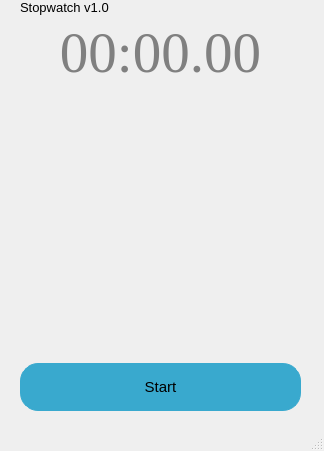
Old version of the form 36. Stopwatch/Stopwatch/mainwindow.ui in the repository isaev4lex/NetologyCPPhw.
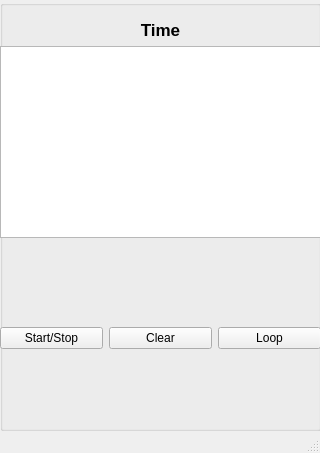
New version of the form.

Patch:
```diff
--- a/36. Stopwatch/Stopwatch/mainwindow.ui
+++ b/36. Stopwatch/Stopwatch/mainwindow.ui
@@ -6,20 +6,32 @@
    <rect>
     <x>0</x>
     <y>0</y>
-    <width>324</width>
-    <height>451</height>
+    <width>320</width>
+    <height>453</height>
    </rect>
   </property>
   <property name="windowTitle">
    <string>MainWindow</string>
   </property>
   <widget class="QWidget" name="centralwidget">
+   <widget class="QGroupBox" name="groupBox">
+    <property name="geometry">
+     <rect>
+      <x>0</x>
+      <y>0</y>
+      <width>321</width>
+      <height>431</height>
+     </rect>
+    </property>
+    <property name="title">
+     <string/>
+    </property>
    <widget class="QWidget" name="verticalLayoutWidget">
     <property name="geometry">
      <rect>
-      <x>20</x>
-      <y>0</y>
-      <width>281</width>
+       <x>0</x>
+       <y>20</y>
+       <width>321</width>
       <height>411</height>
      </rect>
     </property>
@@ -28,31 +40,12 @@
       <widget class="QLabel" name="label">
        <property name="font">
         <font>
-         <pointsize>10</pointsize>
+          <pointsize>13</pointsize>
+          <bold>true</bold>
         </font>
        </property>
        <property name="text">
-        <string>Stopwatch v1.0</string>
-       </property>
-       <property name="alignment">
-        <set>Qt::AlignmentFlag::AlignLeading|Qt::AlignmentFlag::AlignLeft|Qt::AlignmentFlag::AlignVCenter</set>
-       </property>
-      </widget>
-     </item>
-     <item>
-      <widget class="QLabel" name="leStopwatch">
-       <property name="font">
-        <font>
-         <family>Times New Roman</family>
-         <pointsize>43</pointsize>
-         <bold>false</bold>
-        </font>
-       </property>
-       <property name="styleSheet">
-        <string notr="true">color:grey</string>
-       </property>
-       <property name="text">
-        <string>00:00.00</string>
+         <string>Time</string>
        </property>
        <property name="alignment">
         <set>Qt::AlignmentFlag::AlignCenter</set>
@@ -60,27 +53,7 @@
       </widget>
      </item>
      <item>
-      <widget class="QScrollArea" name="lapArea">
-       <property name="frameShape">
-        <enum>QFrame::Shape::NoFrame</enum>
-       </property>
-       <property name="verticalScrollBarPolicy">
-        <enum>Qt::ScrollBarPolicy::ScrollBarAlwaysOff</enum>
-       </property>
-       <property name="widgetResizable">
-        <bool>true</bool>
-       </property>
-       <widget class="QWidget" name="scrollAreaWidgetContents">
-        <property name="geometry">
-         <rect>
-          <x>0</x>
-          <y>0</y>
-          <width>279</width>
-          <height>128</height>
-         </rect>
-        </property>
-       </widget>
-      </widget>
+       <widget class="QTextBrowser" name="lapsBrowser"/>
      </item>
      <item>
       <spacer name="verticalSpacer">
@@ -96,35 +69,45 @@
       </spacer>
      </item>
      <item>
+       <layout class="QHBoxLayout" name="horizontalLayout">
+        <item>
       <widget class="QPushButton" name="startStopButton">
-       <property name="styleSheet">
-        <string notr="true">#startStopButton {
-	border-radius: 18px;
-	border: 1px solid #39a9ce;
-	padding: 14px 1px;
-	color: black;
-	font-size: 15px;
-	background-color: #39a9ce;
-}
-
-#startStopButton:hover {
-	border: 1px solid #40c4ed;
-	color: black;
-	background-color: #40c4ed;
-}
-
-#startStopButton:pressed {
-	border: 1px solid #3dd1ff;
-	color: black;
-	background-color: #3dd1ff;
-}</string>
-       </property>
+          <property name="text">
+           <string>Start/Stop</string>
+          </property>
+         </widget>
+        </item>
+        <item>
+         <widget class="QPushButton" name="clearButton">
        <property name="text">
-        <string>Start</string>
+           <string>Clear</string>
        </property>
       </widget>
      </item>
-    </layout>
+        <item>
+         <widget class="QPushButton" name="lapButton">
+          <property name="text">
+           <string>Loop</string>
+          </property>
+         </widget>
+        </item>
+       </layout>
+      </item>
+      <item>
+       <spacer name="verticalSpacer_2">
+        <property name="orientation">
+         <enum>Qt::Orientation::Vertical</enum>
+        </property>
+        <property name="sizeHint" stdset="0">
+         <size>
+          <width>20</width>
+          <height>40</height>
+         </size>
+        </property>
+       </spacer>
+      </item>
+     </layout>
+    </widget>
    </widget>
   </widget>
   <widget class="QMenuBar" name="menubar">
```
Left out of the diff: 4 changed lines with no effect on the pictures. Lines whose indentation alone changed are shown as unchanged.
